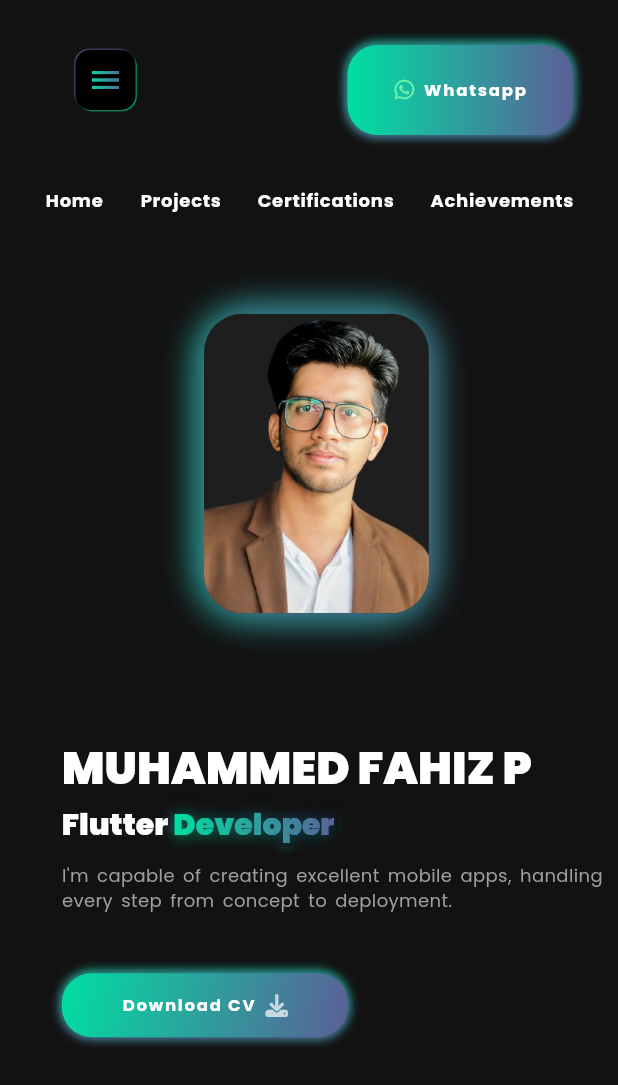
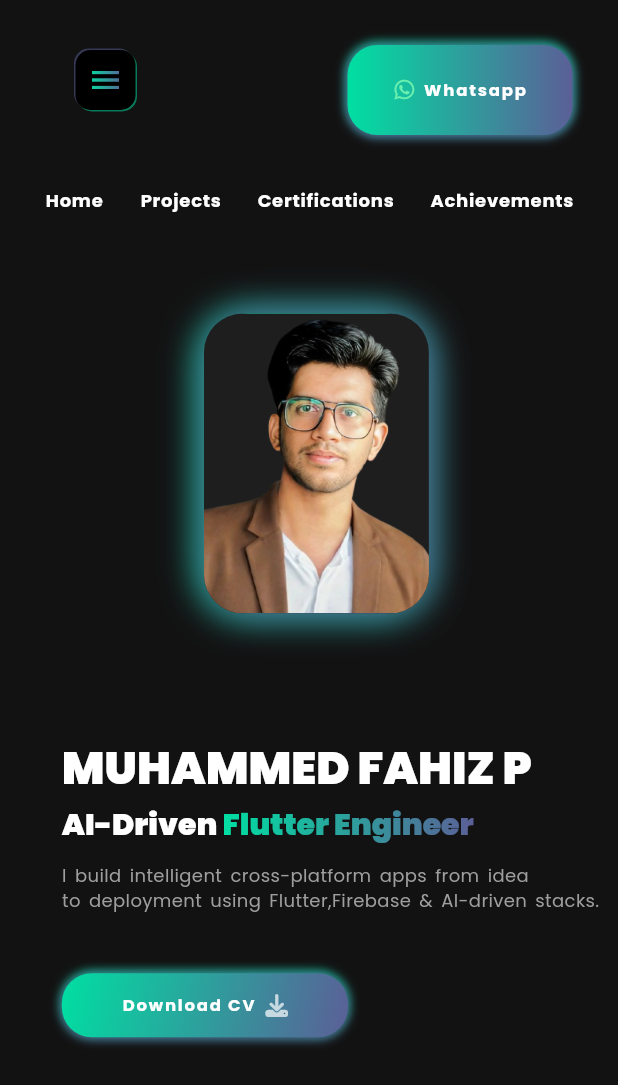
Before and after one commit to itsfahiz/fahiz-portfolio, a Flutter app: the screen it shows after launch, on a phone screen of 412 x 824 dp. Shown: the top 1085 px of the screen. Run offline on Flutter 3.47's test engine with Material 3 defaults, Android fonts, the phone set to English and light mode, and no system bars; our stand-ins replace flutter_svg, font_awesome_flutter, get, google_fonts, photo_view.

Commit message:
Refactors subtitle rendering and updates links
Simplifies subtitle rendering logic by introducing a reusable method for responsive text components, improving maintainability. Updates the CV link in social links to a new URL. Enhances description text to highlight AI-driven app development and technologies like Flutter and Firebase.

```diff
--- a/lib/utils/social_links.dart
+++ b/lib/utils/social_links.dart
@@ -8,6 +8,6 @@ class SocialLinks {
       'https://www.instagram.com/fahiz011?igsh=MXJyMGFxbGdrMmtubw%3D%3D&utm_source=qr';
 
   static const cv =
-      'https://drive.google.com/file/d/19tRleAPPLbv7wm-12ce9XxRZOYCNJa_n/view?usp=sharing';
+      'https://drive.google.com/file/d/1dJ8N7IUqceE1vsPrpeNnLjUDitgEpnow/view?usp=sharing';
   static const whatsapp = 'https://wa.me/917356082122';
 }
--- a/lib/view/intro/components/combine_subtitle.dart
+++ b/lib/view/intro/components/combine_subtitle.dart
@@ -1,87 +1,63 @@
 import 'package:fahiz_portfolio/res/constants.dart';
 import 'package:fahiz_portfolio/view/intro/components/subtitle_text.dart';
 import 'package:flutter/material.dart';
-import 'package:flutter/foundation.dart' show kIsWeb;
 import '../../../view model/responsive.dart';
 
 class CombineSubtitleText extends StatelessWidget {
   const CombineSubtitleText({super.key});
 
-  @override
-  Widget build(BuildContext context) {
-    return Row(
-      mainAxisAlignment: MainAxisAlignment.start,
-      children: [
-        const Responsive(
-          desktop: AnimatedSubtitleText(start: 30, end: 40, text: 'Flutter '),
-          largeMobile: AnimatedSubtitleText(
-            start: 30,
-            end: 25,
-            text: 'Flutter ',
-          ),
-          mobile: AnimatedSubtitleText(start: 25, end: 20, text: 'Flutter '),
-          tablet: AnimatedSubtitleText(start: 40, end: 30, text: 'Flutter '),
-        ),
-        (kIsWeb && Responsive.isLargeMobile(context)
-            ? const Responsive(
+  Responsive _buildResponsiveSubtitle({
+    required String text,
+    required bool gradient,
+  }) {
+    return Responsive(
       desktop: AnimatedSubtitleText(
         start: 30,
         end: 40,
-                text: 'Developer ',
-                gradient: true,
+        text: text,
+        gradient: gradient,
       ),
       largeMobile: AnimatedSubtitleText(
         start: 30,
         end: 25,
-                text: 'Developer ',
-                gradient: true,
+        text: text,
+        gradient: gradient,
       ),
       mobile: AnimatedSubtitleText(
         start: 25,
         end: 20,
-                text: 'Developer ',
-                gradient: true,
+        text: text,
+        gradient: gradient,
       ),
       tablet: AnimatedSubtitleText(
         start: 40,
         end: 30,
-                text: 'Developer ',
-                gradient: true,
+        text: text,
+        gradient: gradient,
       ),
-            )
-            : ShaderMask(
+    );
+  }
+
+  @override
+  Widget build(BuildContext context) {
+    final flutterEngineerText = ShaderMask(
       shaderCallback: (bounds) {
         return const LinearGradient(
           colors: [primaryColor, secondaryColor],
         ).createShader(bounds);
       },
-              child: const Responsive(
-                desktop: AnimatedSubtitleText(
-                  start: 30,
-                  end: 40,
-                  text: 'Developer ',
+      blendMode: BlendMode.srcIn,
+      child: _buildResponsiveSubtitle(
+        text: 'Flutter Engineer',
         gradient: false,
       ),
-                largeMobile: AnimatedSubtitleText(
-                  start: 30,
-                  end: 25,
-                  text: 'Developer ',
-                  gradient: false,
-                ),
-                mobile: AnimatedSubtitleText(
-                  start: 25,
-                  end: 20,
-                  text: 'Developer ',
-                  gradient: true,
-                ),
-                tablet: AnimatedSubtitleText(
-                  start: 40,
-                  end: 30,
-                  text: 'Developer ',
-                  gradient: false,
-                ),
-              ),
-            )),
+    );
+
+    return Row(
+      mainAxisAlignment: MainAxisAlignment.start,
+      children: [
+        _buildResponsiveSubtitle(text: 'AI-Driven ', gradient: false),
+        flutterEngineerText,
       ],
     );
   }
--- a/lib/view/intro/components/description_text.dart
+++ b/lib/view/intro/components/description_text.dart
@@ -3,8 +3,11 @@ import 'package:flutter/material.dart';
 import '../../../view model/responsive.dart';
 
 class AnimatedDescriptionText extends StatelessWidget {
-  const AnimatedDescriptionText(
-      {super.key, required this.start, required this.end});
+  const AnimatedDescriptionText({
+    super.key,
+    required this.start,
+    required this.end,
+  });
   final double start;
   final double end;
   @override
@@ -14,7 +17,10 @@ class AnimatedDescriptionText extends StatelessWidget {
       duration: const Duration(milliseconds: 200),
       builder: (context, value, child) {
         return Text(
-          'I\'m capable of creating excellent mobile apps, handling${Responsive.isLargeMobile(context) ? '\n' : ''}every step from ${!Responsive.isLargeMobile(context) ? '\n' : ''}concept to deployment.',
+          'I build intelligent cross-platform apps from idea'
+          '${Responsive.isLargeMobile(context) ? '\n' : ' '}to deployment using Flutter'
+          '${Responsive.isLargeMobile(context) ? ',' : ',\n'}'
+          'Firebase & AI-driven stacks.',
           maxLines: 2,
           overflow: TextOverflow.ellipsis,
           style: TextStyle(color: Colors.grey, wordSpacing: 2, fontSize: value),
```
Lines whose indentation alone changed are shown as unchanged.
